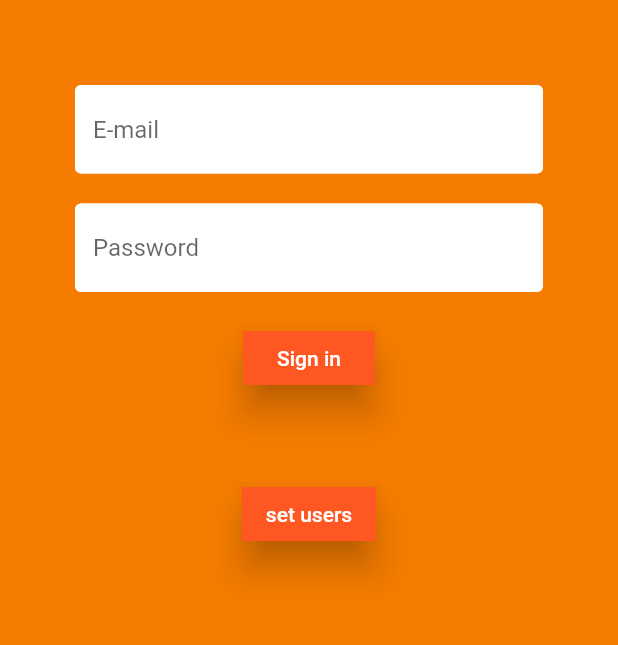
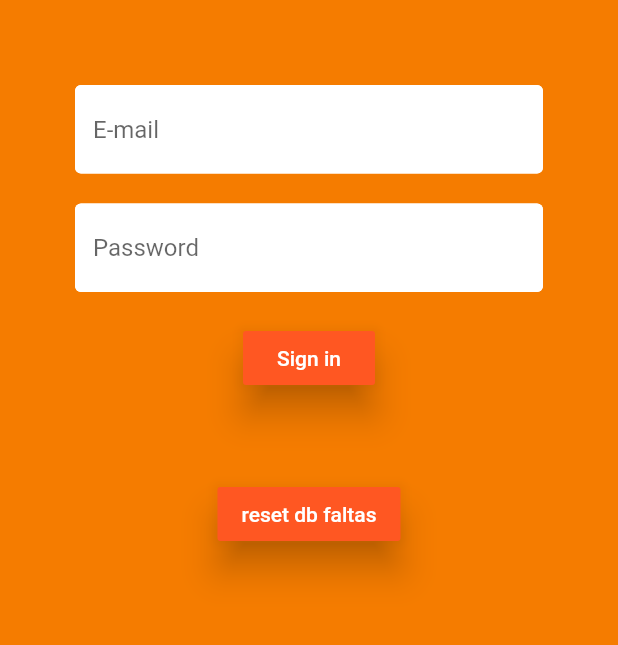
Before and after one commit to colombelli/pos-presenca, a Flutter app: the screen it shows after launch, on a phone screen of 412 x 824 dp, the part 59-704 px from its top. Run offline on Flutter 3.47's test engine with Material 2 defaults, Android fonts, the phone set to English and light mode, and no system bars; our stand-ins replace cloud_firestore, firebase_auth, flutter_calendar_carousel, flutter_spinkit, fluttertoast, pinput; accounts and stored records are empty.

Commit message:
reset absences button working

```diff
--- a/lib/screens/authenticate/sign_in.dart
+++ b/lib/screens/authenticate/sign_in.dart
@@ -111,10 +111,18 @@ class _SignInState extends State<SignIn> {
                 color: Colors.deepOrange ,//orange[400],
                 splashColor: Colors.grey,
                 elevation: 10.0,
-                child: Text("set users",
+                child: Text("reset db faltas",
                   style: TextStyle(color: Colors.white),
                   ),
-                onPressed: () async {await ResetAbsences().populateDBUsers(); print("done");},
+                onPressed: () async {
+                  setState(() {
+                    error = 'Setando faltas...';
+                  });
+                  await ResetAbsences().populateDBabsences(); print("done!");
+                  setState(() {
+                    error = 'Faltas setadas.';
+                  });
+                  },
               )
             ],
           ),
--- a/lib/screens/wrapper.dart
+++ b/lib/screens/wrapper.dart
@@ -33,8 +33,8 @@ class Wrapper extends StatelessWidget {
    if (user == null) {
      return Authenticate();
    } else {
-     return Authenticate();
-/*
+
+
     return new StreamBuilder(
       stream: Firestore.instance.collection('users').document(user.uid).snapshots(),
       builder: (context, snapshot){
@@ -48,6 +48,6 @@ class Wrapper extends StatelessWidget {
         }
       },
     );
-   */}
+   }
   }
 }
--- a/lib/services/reset_abs.dart
+++ b/lib/services/reset_abs.dart
@@ -116,6 +116,28 @@ class ResetAbsences {
     "ariel.sorkin@inf.ufrgs.br"
   ];
 
+  final DateTime day13 = new DateTime.utc(2020, DateTime.july, 14);
+  final DateTime day14 = new DateTime.utc(2020, DateTime.july, 15);
+  final DateTime day15 = new DateTime.utc(2020, DateTime.july, 16);
+  final DateTime day16 = new DateTime.utc(2020, DateTime.july, 17);
+  final DateTime day17 = new DateTime.utc(2020, DateTime.july, 18);
+
+  List<String> a13 = [
+    "Felipe C.", "Manuela H.", "Tobias Z."
+  ];
+  List<String> a14 = [
+    "Felipe C.", "Roberta J. K.", "Tobias Z.",  "Daniela M.", "Mateus S."
+  ];
+  List<String> a15 = [
+    "Felipe C.", "Daniela M.", "João S.", "Mateus S."
+  ];
+  List<String> a16 = [
+    "Felipe C.", "Carolina F.", "Roberta H. Q."
+  ];
+  List<String> a17 = [
+    "Felipe C.", "Carolina F.", "Joel L.", "João S."
+  ];
+
   final AuthService auth = AuthService();
 
 
@@ -148,12 +170,43 @@ class ResetAbsences {
     userType = "professor";
     professors.asMap().forEach((i, professor) {
       print("Trying to set professor: "+professor);
-      setUser(userType, professor, prEmails[i], "");
+      try{
+        setUser(userType, professor, prEmails[i], "");
+      }catch(e){
+        print("Already added.");
+      }
     });
     return null;
   }
 
-  Future<void> populateDBabsences(){
+
+  void setAbsence(ref, name, date, documentID) async{
+
+    await ref.where("name", isEqualTo: name).getDocuments().then((qsn) {
+        String docID = qsn.documents.first.documentID;
+        ref.document(docID).collection("weekAbsences").document(documentID).setData({"data": date});
+      });
+
+    return;
+  }
+
+
+  Future<void> populateDBabsences() async{
+
+    final List abs = [a13,a14,a15,a16,a17];
+    final List dates = [day13,day14,day15,day16,day17];
+
+    final CollectionReference stRef = Firestore.instance.collection('programs')
+                            .document("8TRUasflYDMqJ1AFYpLKMo9eUVb2").collection('students');
+
+    abs.asMap().forEach((i, absents) {
+
+      absents.forEach((stName){
+        var genDocID = stName+i.toString();
+        setAbsence(stRef, stName, dates[i], genDocID);
+      });
+    });
+
     return null;
   }
 }
```
